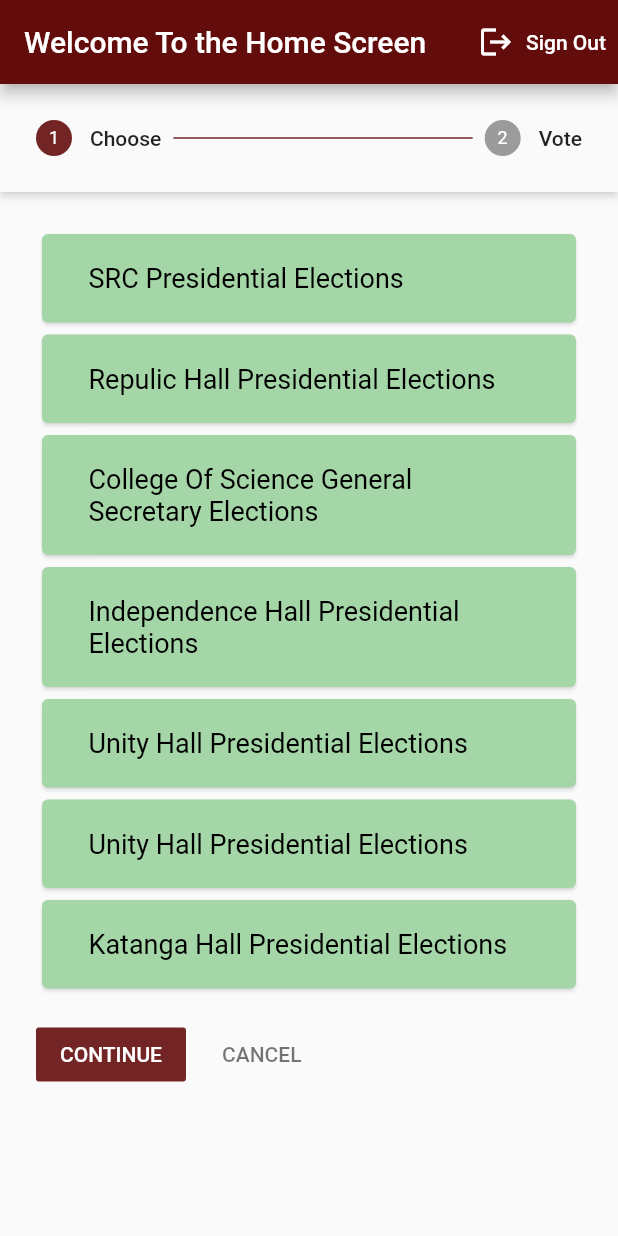
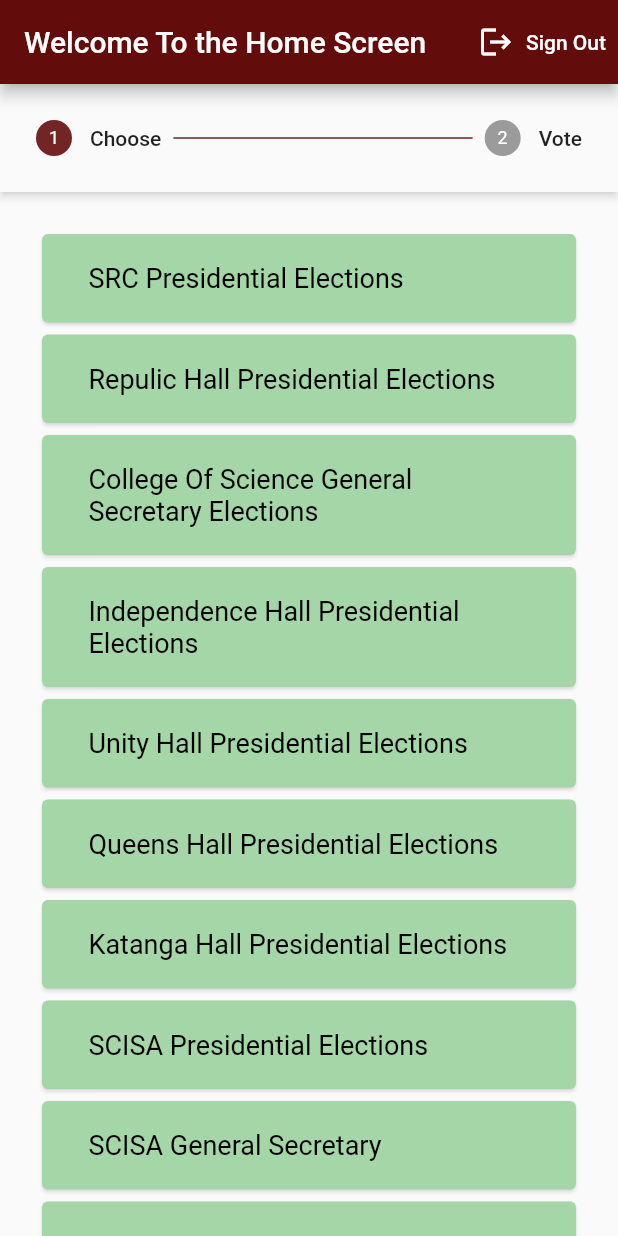
Before and after one commit to winfred56/Flutter-Auth, a Flutter app: the screen it shows once a user with an empty profile is signed in, on a phone screen of 412 x 824 dp. Run offline on Flutter 3.47's test engine with Material 2 defaults, Android fonts, the phone set to English and light mode, and no system bars; our stand-ins replace charts_flutter, firebase_auth, firebase_core, flutter_spinkit, hexcolor; accounts and stored records are empty; network calls fail.

Commit message:
:hammer: add more lists

```diff
--- a/lib/screens/results/results.dart
+++ b/lib/screens/results/results.dart
@@ -24,11 +24,10 @@ class Results extends StatelessWidget {
         ),
       ),
       body: Container(
-        padding: const EdgeInsets.all(20),
+        padding: const EdgeInsets.all(3),
         width: MediaQuery.of(context).size.width,
         height: MediaQuery.of(context).size.height,
-        child: Container(
-            padding: const EdgeInsets.all(20),
+        child: SizedBox(
             width: MediaQuery.of(context).size.width,
             height: 20,
             child: resultsWidget(context)),
--- a/lib/services/voteList.dart
+++ b/lib/services/voteList.dart
@@ -10,7 +10,7 @@ List<VoteCategory> getVoteList(){
 
   // Manually adding vote categories
   voteList.add(VoteCategory(
-      voteCategoryId: Uuid().v4(),
+      voteCategoryId: const Uuid().v4(),
       voteTitle: "SRC Presidential Elections",
       candidates: [
         {"Adu-Acheampong Winfred": 1222},
@@ -18,7 +18,7 @@ List<VoteCategory> getVoteList(){
         {"John Doe": 1016},
       ]));
   voteList.add(VoteCategory(
-      voteCategoryId: Uuid().v4(),
+      voteCategoryId: const Uuid().v4(),
       voteTitle: "Repulic Hall Presidential Elections",
       candidates: [
         {"Abraham Kwarteng Rockson": 122},
@@ -26,7 +26,7 @@ List<VoteCategory> getVoteList(){
         {"Raheem Sterling": 726},
       ]));
   voteList.add(VoteCategory(
-      voteCategoryId: Uuid().v4(),
+      voteCategoryId: const Uuid().v4(),
       voteTitle: "College Of Science General Secretary Elections",
       candidates: [
         {"Christiano Ronaldo": 122},
@@ -34,7 +34,7 @@ List<VoteCategory> getVoteList(){
         {"Marcus Rashford": 396},
       ]));
   voteList.add(VoteCategory(
-      voteCategoryId: Uuid().v4(),
+      voteCategoryId: const Uuid().v4(),
       voteTitle: "Independence Hall Presidential Elections",
       candidates: [
         {"Luka Modric": 122},
@@ -42,7 +42,7 @@ List<VoteCategory> getVoteList(){
         {"Reece James": 266},
       ]));
   voteList.add(VoteCategory(
-      voteCategoryId: Uuid().v4(),
+      voteCategoryId: const Uuid().v4(),
       voteTitle: "Unity Hall Presidential Elections",
       candidates: [
         {"Antony Elanga": 122},
@@ -51,8 +51,8 @@ List<VoteCategory> getVoteList(){
         {"Antonio Rudiger ": 226},
       ]));
   voteList.add(VoteCategory(
-      voteCategoryId: Uuid().v4(),
-      voteTitle: "Unity Hall Presidential Elections",
+      voteCategoryId: const Uuid().v4(),
+      voteTitle: "Queens Hall Presidential Elections",
       candidates: [
         {"Kelvin DeBrynne": 122},
         {"William Shakespeare": 491},
@@ -61,7 +61,7 @@ List<VoteCategory> getVoteList(){
         {"Kwadwo Nkansah ": 517},
       ]));
   voteList.add(VoteCategory(
-      voteCategoryId: Uuid().v4(),
+      voteCategoryId: const Uuid().v4(),
       voteTitle: "Katanga Hall Presidential Elections",
       candidates: [
         {"Roberto Carlos": 121},
@@ -70,5 +70,47 @@ List<VoteCategory> getVoteList(){
         {"David Beckham ": 261},
         {"John Terry": 571},
       ]));
+  voteList.add(VoteCategory(
+      voteCategoryId: const Uuid().v4(),
+      voteTitle: "SCISA Presidential Elections",
+      candidates: [
+        {"Adu": 211},
+        {"Kwame": 249},
+        {"Winfred": 682},
+      ]));
+  voteList.add(VoteCategory(
+      voteCategoryId: const Uuid().v4(),
+      voteTitle: "SCISA General Secretary",
+      candidates: [
+        {"Ama": 211},
+        {"kofi": 249},
+        {"Yaw": 382},
+      ]));
+  voteList.add(VoteCategory(
+      voteCategoryId: const Uuid().v4(),
+      voteTitle: "KSB Women Commissioner Elections",
+      candidates: [
+        {"Akua": 211},
+        {"Adwoa": 249},
+        {"Tracy": 682},
+        {"Akua": 211},
+        {"Adwoa": 249},
+        {"Tracy": 682},
+        {"Akua": 211},
+        {"Adwoa": 249},
+        {"Tracy": 682},
+        {"Akua": 211},
+        {"Adwoa": 249},
+        {"Tracy": 682},
+      ]));
+  voteList.add(VoteCategory(
+      voteCategoryId: const Uuid().v4(),
+      voteTitle: "Something Elections",
+      candidates: [
+        {"Adu": 211},
+        {"Kwame": 249},
+        {"Winfred": 682},
+      ]));
+
   return voteList;
 }
```
